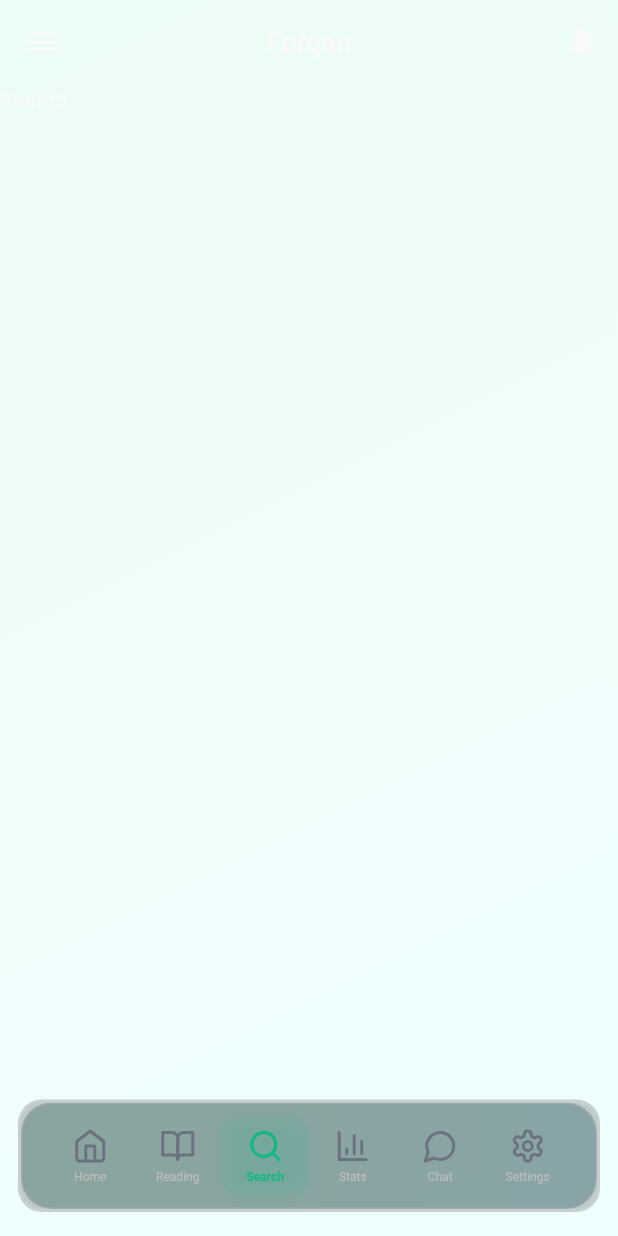
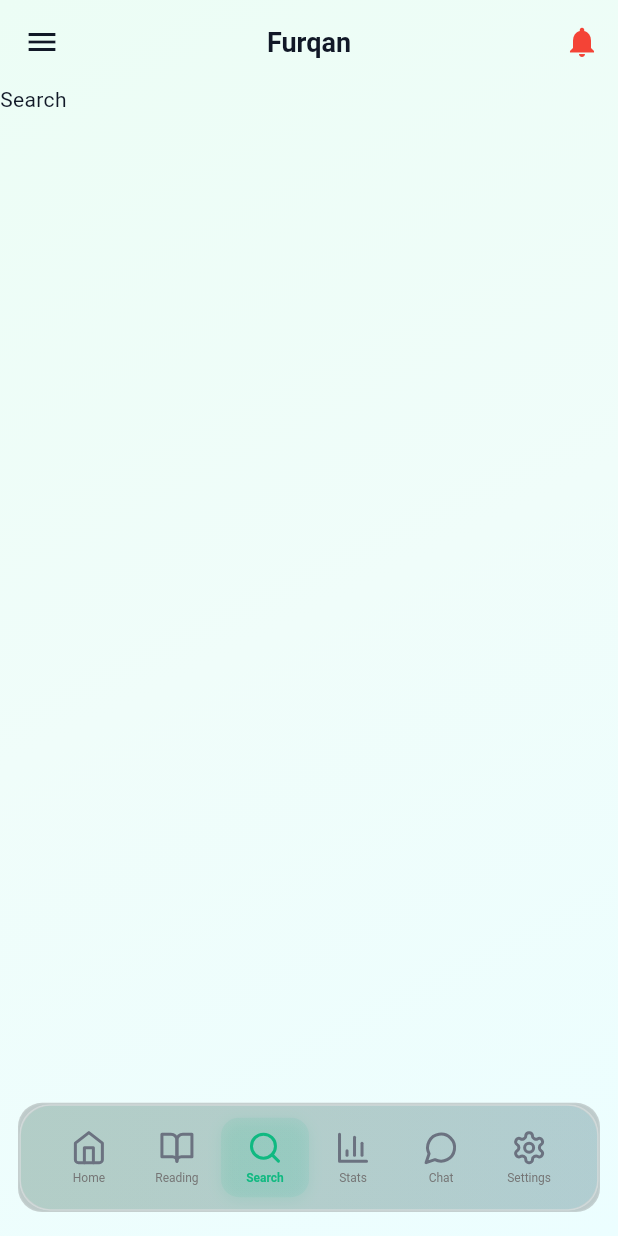
Before and after one commit to Sofianemad4405/furqan, a Flutter app: the screen it shows after launch, item 3 of the bottom bar chosen, after a tap on the "notifications" icon, on a phone screen of 412 x 824 dp. Run offline on Flutter 3.47's test engine with Material 3 defaults, Android fonts, the phone set to English and light mode, and no system bars; our stand-ins replace bloc, dio, equatable, flutter_bloc, flutter_svg, gap and 1 more; generated files the repository leaves out were written again; Roboto replaces fonts that are missing (System).

Commit message:
theme toggling now works

```diff
--- a/lib/app/furqan.dart
+++ b/lib/app/furqan.dart
@@ -13,7 +13,7 @@
       builder: (context, state) {
         return MaterialApp(
           debugShowCheckedModeBanner: false,
-          theme: QuranAppTheme.darkTheme,
+          theme: QuranAppTheme.lightTheme,
           darkTheme: QuranAppTheme.darkTheme,
           themeMode: state,
           home: const RootPage(),
--- a/lib/app/root_page.dart
+++ b/lib/app/root_page.dart
@@ -39,7 +39,7 @@
           title: const Text("Furqan"),
           actions: [
             IconButton(
-              icon: const Icon(Icons.notifications),
+              icon: const Icon(Icons.notifications, color: Colors.red),
               onPressed: () {
                 log("toggling");
                 context.read<ThemeCubit>().toggleTheme();
--- a/lib/core/themes/theme_system.dart
+++ b/lib/core/themes/theme_system.dart
@@ -811,7 +811,7 @@
       borderRadius: BorderRadius.circular(borderRadius),
       border: Border.all(
         color: borderColor ?? Colors.white.withOpacity(0.2),
-        width: 1,
+        width: 0.5,
       ),
       boxShadow: [
         BoxShadow(
@@ -834,7 +834,7 @@
       borderRadius: BorderRadius.circular(borderRadius),
       border: Border.all(
         color: borderColor ?? Colors.white.withOpacity(0.1),
-        width: 2,
+        width: 0.9,
       ),
       // boxShadow: [
       //   BoxShadow(
--- a/lib/features/home/presentation/widgets/custom_container.dart
+++ b/lib/features/home/presentation/widgets/custom_container.dart
@@ -16,9 +16,11 @@
       decoration: QuranAppTheme.adaptiveGlassDecoration(
         context,
         backgroundColor: isDarkMood
-            ? QuranAppTheme.gray900
+            ? QuranAppTheme.gray800
             : QuranAppTheme.gray50,
-        borderColor: QuranAppTheme.gray400,
+        borderColor: isDarkMood
+            ? const Color(0xff21252A)
+            : QuranAppTheme.gray400,
         borderRadius: 16,
       ),
       child: child,
--- a/lib/features/home/presentation/widgets/main_challenges_grid_view.dart
+++ b/lib/features/home/presentation/widgets/main_challenges_grid_view.dart
@@ -1,4 +1,6 @@
 import 'package:flutter/material.dart';
+import 'package:flutter_bloc/flutter_bloc.dart';
+import 'package:furqan/core/themes/cubit/theme_cubit.dart';
 import 'package:furqan/core/utils/constants.dart';
 import 'package:furqan/features/home/presentation/widgets/custom_container.dart';
 
@@ -18,8 +20,10 @@
       itemCount: 4,
       shrinkWrap: true,
       itemBuilder: (context, index) {
+        return BlocBuilder<ThemeCubit, ThemeMode>(
+          builder: (context, state) {
             return CustomContainer(
-          isDarkMood: false,
+              isDarkMood: state == ThemeMode.dark,
               child: Center(
                 child: Column(
                   crossAxisAlignment: CrossAxisAlignment.center,
@@ -34,7 +38,8 @@
                       style: Theme.of(context).textTheme.headlineSmall,
                     ),
                     Text(
-                  mainChallenges[index].challengeDesc ?? "Start your journey",
+                      mainChallenges[index].challengeDesc ??
+                          "Start your journey",
                       style: Theme.of(context).textTheme.bodyMedium,
                     ),
                   ],
@@ -43,5 +48,7 @@
             );
           },
         );
+      },
+    );
   }
 }
--- a/lib/features/home/presentation/widgets/today_challenges_list_view.dart
+++ b/lib/features/home/presentation/widgets/today_challenges_list_view.dart
@@ -16,12 +16,17 @@
       shrinkWrap: true,
       physics: const NeverScrollableScrollPhysics(),
       itemBuilder: (context, index) {
+        return BlocBuilder<ThemeCubit, ThemeMode>(
+          builder: (context, state) {
             return Padding(
               padding: const EdgeInsets.only(bottom: 16),
               child: CustomContainer(
-            isDarkMood: context.read<ThemeCubit>().isDarkMood(),
+                isDarkMood: state == ThemeMode.dark,
                 child: Padding(
-              padding: const EdgeInsets.symmetric(horizontal: 12, vertical: 16),
+                  padding: const EdgeInsets.symmetric(
+                    horizontal: 12,
+                    vertical: 16,
+                  ),
                   child: Column(
                     children: [
                       Row(
@@ -31,7 +36,7 @@
                             width: 40,
                             decoration: BoxDecoration(
                               borderRadius: BorderRadius.circular(12),
-                          color: context.read<ThemeCubit>().isDarkMood()
+                              color: state == ThemeMode.dark
                                   ? QuranAppTheme
                                         .homeIconsContainersColorsDark[index]
                                   : QuranAppTheme
@@ -40,7 +45,9 @@
                             child: Center(
                               child: Text(
                                 todayChallenges[index].challengeIcon,
-                            style: Theme.of(context).textTheme.headlineMedium,
+                                style: Theme.of(
+                                  context,
+                                ).textTheme.headlineMedium,
                               ),
                             ),
                           ),
@@ -50,28 +57,30 @@
                             children: [
                               Text(
                                 todayChallenges[index].challengeName,
-                            style: Theme.of(context).textTheme.headlineMedium,
+                                style: Theme.of(
+                                  context,
+                                ).textTheme.headlineMedium,
                               ),
                               Text(
                                 todayChallenges[index].challengeDesc ?? "",
-                            style: Theme.of(context).textTheme.bodyMedium,
+                                style: Theme.of(context).textTheme.bodySmall,
                               ),
                             ],
                           ),
                           const Spacer(),
                           Text(
                             "0/${todayChallenges[index].challengeCompletion}",
-                        style: Theme.of(context).textTheme.headlineMedium,
+                            style: Theme.of(context).textTheme.bodySmall,
                           ),
                         ],
                       ),
-                  const Gap(60),
+                      const Gap(40),
                       LinearProgressIndicator(
-                    minHeight: 6,
+                        minHeight: 8,
                         borderRadius: BorderRadius.circular(12),
-                    value: 0,
+                        value: 0.5,
                         backgroundColor: QuranAppTheme.gray450,
-                    color: QuranAppTheme.gray400,
+                        color: QuranAppTheme.green,
                       ),
                     ],
                   ),
@@ -80,5 +89,7 @@
             );
           },
         );
+      },
+    );
   }
 }
```
Lines whose indentation alone changed are shown as unchanged.
